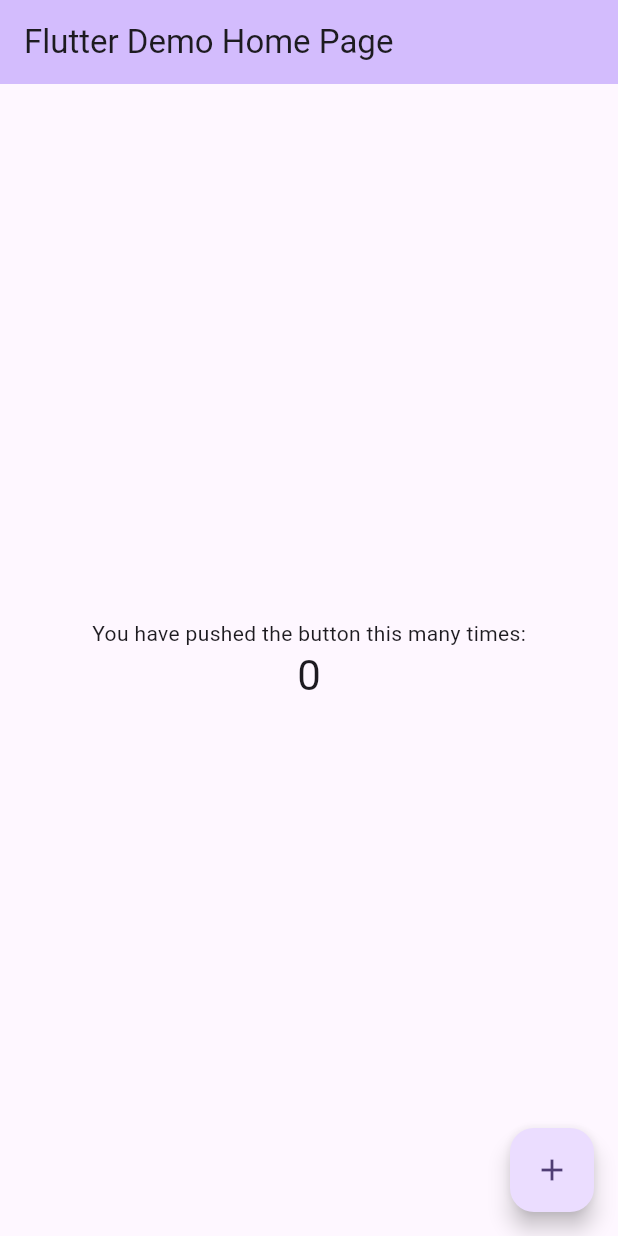
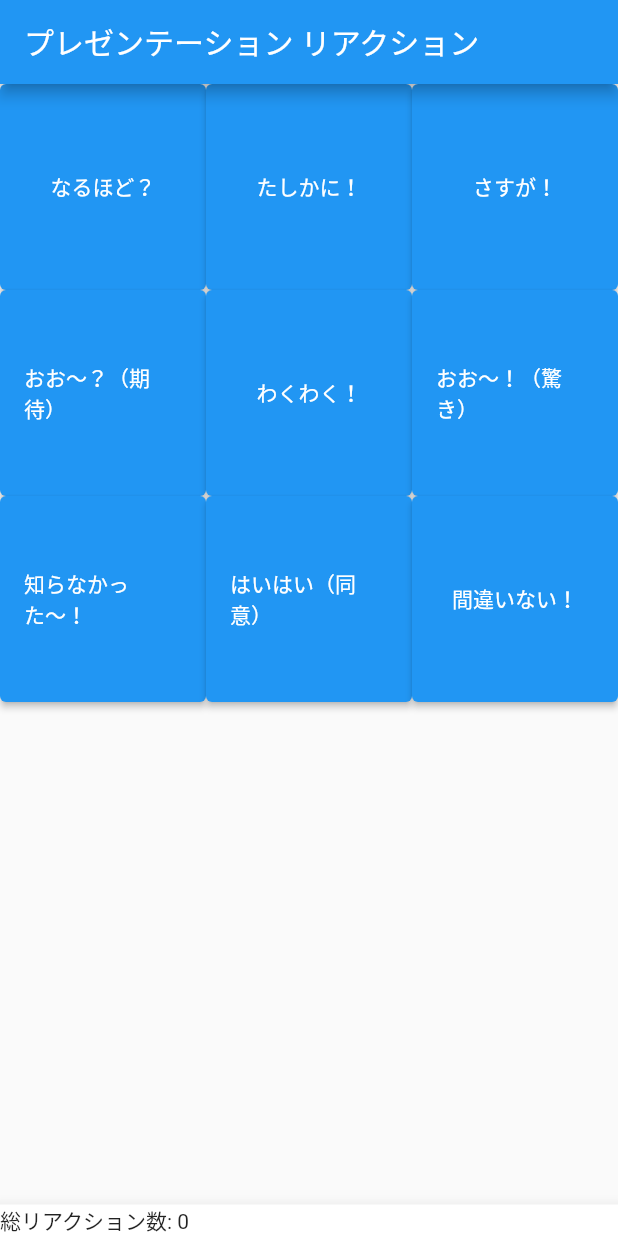
Before and after one commit to sugijotaro/presentation_gaya_app, a Flutter app: the screen it shows after launch, on a phone screen of 412 x 824 dp. Run offline on Flutter 3.47's test engine with Material 2 defaults, Android fonts, the light colour scheme and no system bars; our stand-ins replace audioplayers, firebase_core; accounts and stored records are empty.

Commit message:
edit main.dart

```diff
--- a/lib/main.dart
+++ b/lib/main.dart
@@ -1,4 +1,5 @@
 import 'package:flutter/material.dart';
+import 'package:audioplayers/audioplayers.dart';
 
 void main() {
   runApp(const MyApp());
@@ -7,46 +8,21 @@
 class MyApp extends StatelessWidget {
   const MyApp({super.key});
 
-  // This widget is the root of your application.
   @override
   Widget build(BuildContext context) {
     return MaterialApp(
-      title: 'Flutter Demo',
+      title: 'リアクション',
       theme: ThemeData(
-        // This is the theme of your application.
-        //
-        // TRY THIS: Try running your application with "flutter run". You'll see
-        // the application has a blue toolbar. Then, without quitting the app,
-        // try changing the seedColor in the colorScheme below to Colors.green
-        // and then invoke "hot reload" (save your changes or press the "hot
-        // reload" button in a Flutter-supported IDE, or press "r" if you used
-        // the command line to start the app).
-        //
-        // Notice that the counter didn't reset back to zero; the application
-        // state is not lost during the reload. To reset the state, use hot
-        // restart instead.
-        //
-        // This works for code too, not just values: Most code changes can be
-        // tested with just a hot reload.
-        colorScheme: ColorScheme.fromSeed(seedColor: Colors.deepPurple),
-        useMaterial3: true,
+        primarySwatch: Colors.blue,
+        visualDensity: VisualDensity.adaptivePlatformDensity,
       ),
-      home: const MyHomePage(title: 'Flutter Demo Home Page'),
+      home: const MyHomePage(title: 'プレゼンテーション リアクション'),
     );
   }
 }
 
 class MyHomePage extends StatefulWidget {
   const MyHomePage({super.key, required this.title});
-
-  // This widget is the home page of your application. It is stateful, meaning
-  // that it has a State object (defined below) that contains fields that affect
-  // how it looks.
-
-  // This class is the configuration for the state. It holds the values (in this
-  // case the title) provided by the parent (in this case the App widget) and
-  // used by the build method of the State. Fields in a Widget subclass are
-  // always marked "final".
 
   final String title;
 
@@ -55,71 +31,46 @@
 }
 
 class _MyHomePageState extends State<MyHomePage> {
-  int _counter = 0;
+  int _totalReactions = 0;
+  final audioPlayer = AudioPlayer();
 
-  void _incrementCounter() {
+  void _onReactionButtonPressed(String soundFileName) {
     setState(() {
-      // This call to setState tells the Flutter framework that something has
-      // changed in this State, which causes it to rerun the build method below
-      // so that the display can reflect the updated values. If we changed
-      // _counter without calling setState(), then the build method would not be
-      // called again, and so nothing would appear to happen.
-      _counter++;
+      _totalReactions++;
     });
+    audioPlayer.play(AssetSource(soundFileName));
+  }
+
+  Widget _buildReactionButton(String label, String soundFileName) {
+    return ElevatedButton(
+      onPressed: () => _onReactionButtonPressed(soundFileName),
+      child: Text(label),
+    );
   }
 
   @override
   Widget build(BuildContext context) {
-    // This method is rerun every time setState is called, for instance as done
-    // by the _incrementCounter method above.
-    //
-    // The Flutter framework has been optimized to make rerunning build methods
-    // fast, so that you can just rebuild anything that needs updating rather
-    // than having to individually change instances of widgets.
     return Scaffold(
       appBar: AppBar(
-        // TRY THIS: Try changing the color here to a specific color (to
-        // Colors.amber, perhaps?) and trigger a hot reload to see the AppBar
-        // change color while the other colors stay the same.
-        backgroundColor: Theme.of(context).colorScheme.inversePrimary,
-        // Here we take the value from the MyHomePage object that was created by
-        // the App.build method, and use it to set our appbar title.
         title: Text(widget.title),
       ),
-      body: Center(
-        // Center is a layout widget. It takes a single child and positions it
-        // in the middle of the parent.
-        child: Column(
-          // Column is also a layout widget. It takes a list of children and
-          // arranges them vertically. By default, it sizes itself to fit its
-          // children horizontally, and tries to be as tall as its parent.
-          //
-          // Column has various properties to control how it sizes itself and
-          // how it positions its children. Here we use mainAxisAlignment to
-          // center the children vertically; the main axis here is the vertical
-          // axis because Columns are vertical (the cross axis would be
-          // horizontal).
-          //
-          // TRY THIS: Invoke "debug painting" (choose the "Toggle Debug Paint"
-          // action in the IDE, or press "p" in the console), to see the
-          // wireframe for each widget.
-          mainAxisAlignment: MainAxisAlignment.center,
-          children: <Widget>[
-            const Text(
-              'You have pushed the button this many times:',
-            ),
-            Text(
-              '$_counter',
-              style: Theme.of(context).textTheme.headlineMedium,
-            ),
-          ],
-        ),
+      body: GridView.count(
+        crossAxisCount: 3,
+        children: <Widget>[
+          _buildReactionButton('なるほど？', 'sound1.mp3'),
+          _buildReactionButton('たしかに！', 'sound2.mp3'),
+          _buildReactionButton('さすが！', 'sound3.mp3'),
+          _buildReactionButton('おお〜？（期待）', 'sound4.mp3'),
+          _buildReactionButton('わくわく！', 'sound5.mp3'),
+          _buildReactionButton('おお〜！（驚き）', 'sound6.mp3'),
+          _buildReactionButton('知らなかった〜！', 'sound7.mp3'),
+          _buildReactionButton('はいはい（同意）', 'sound8.mp3'),
+          _buildReactionButton('間違いない！', 'sound9.mp3'),
+        ],
       ),
-      floatingActionButton: FloatingActionButton(
-        onPressed: _incrementCounter,
-        tooltip: 'Increment',
-        child: const Icon(Icons.add),
-      ), // This trailing comma makes auto-formatting nicer for build methods.
+      bottomNavigationBar: BottomAppBar(
+        child: Text('総リアクション数: $_totalReactions'),
+      ),
     );
   }
 }
--- a/pubspec.yaml
+++ b/pubspec.yaml
@@ -35,6 +35,7 @@ dependencies:
   # The following adds the Cupertino Icons font to your application.
   # Use with the CupertinoIcons class for iOS style icons.
   cupertino_icons: ^1.0.2
+  audioplayers: ^5.2.1
 
 dev_dependencies:
   flutter_test:
```
Also changed, not shown: pubspec.lock.
